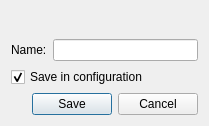
First picture: the form in src/gui/qt/changecontentdialog.ui, repository pokerth/pokerth, before the edit.
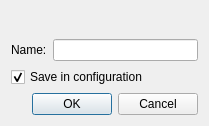
Second picture: the form after the edit.

```diff
--- a/src/gui/qt/changecontentdialog.ui
+++ b/src/gui/qt/changecontentdialog.ui
@@ -56,7 +56,7 @@
       <enum>Qt::Horizontal</enum>
      </property>
      <property name="standardButtons">
-      <set>QDialogButtonBox::Cancel|QDialogButtonBox::Save</set>
+      <set>QDialogButtonBox::Cancel|QDialogButtonBox::Ok</set>
      </property>
     </widget>
    </item>
```
